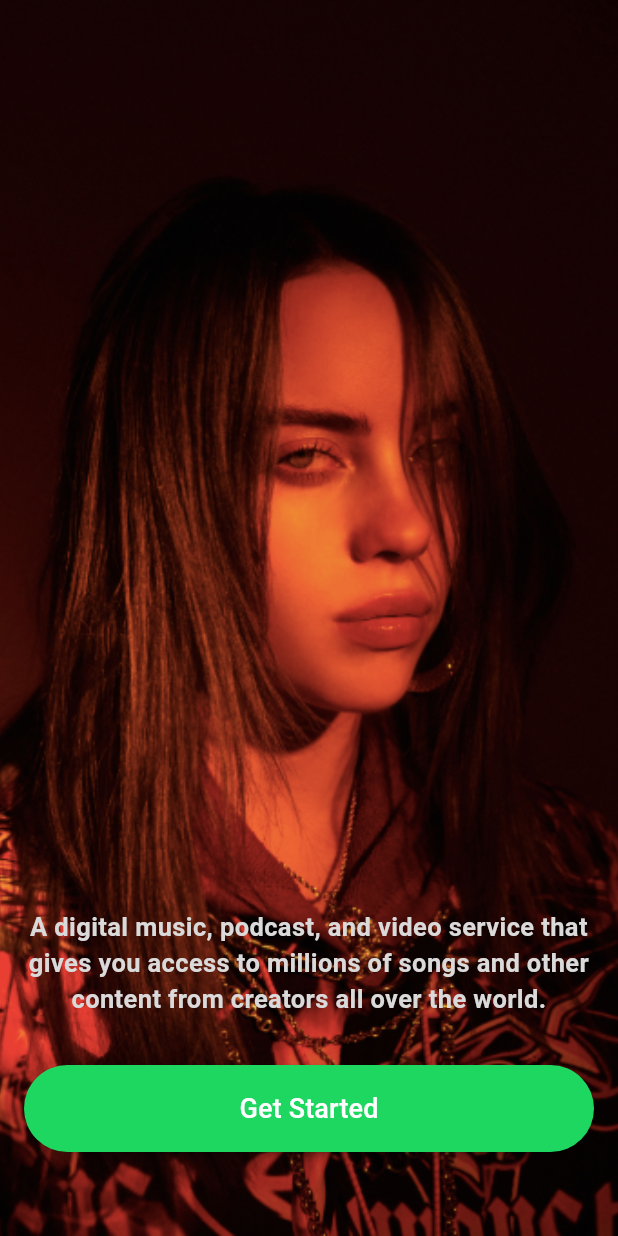
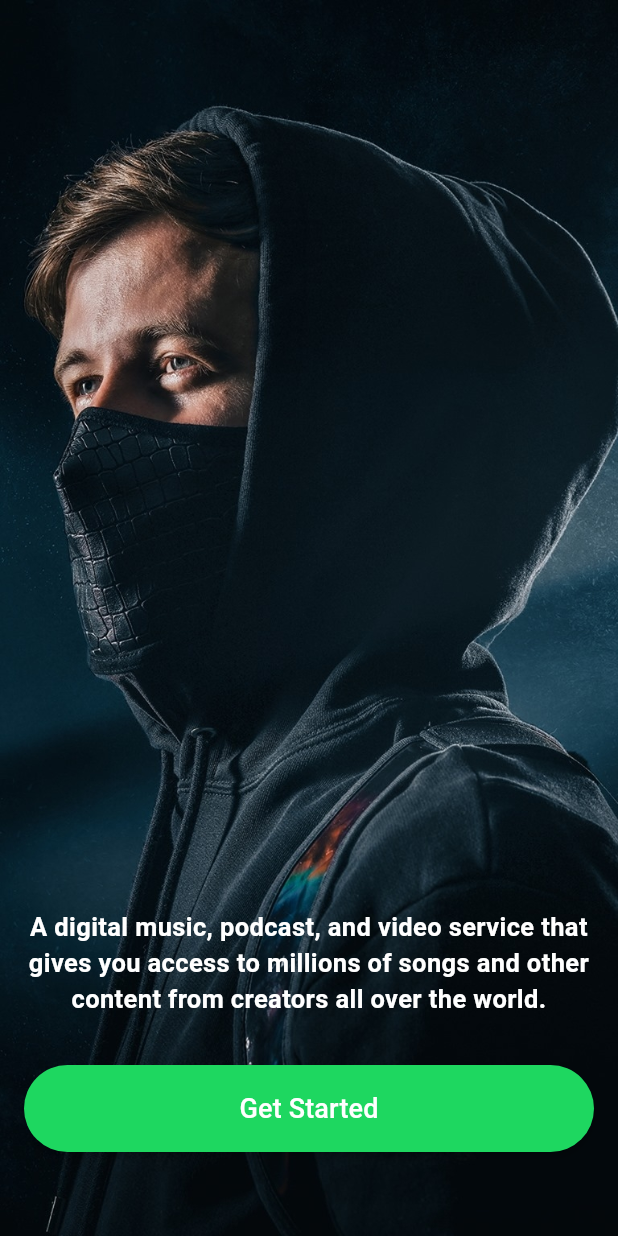
Before and after one commit to Clufy/Flutter-spotify-clone, a Flutter app: the screen it shows after launch, on a phone screen of 412 x 824 dp. Run offline on Flutter 3.47's test engine with Material 3 defaults, Android fonts, the light colour scheme and no system bars.

Commit message:
minor_changes

```diff
--- a/lib/data/data.dart
+++ b/lib/data/data.dart
@@ -108,8 +108,8 @@ final List<Map<String, dynamic>> playList = [
 final List<Map<String, dynamic>> topHit = [
     {
       'image': 'assets/images/music1.png',
-      'title': 'stay',
-      'description': 'The Kid LAROI, Justin Bieber',
+      'title': 'Gone',
+      'description': 'Yutaka Yamada, Evan Call',
       'favorite': true,
     },
     {
--- a/lib/view/get_started/get_started_page.dart
+++ b/lib/view/get_started/get_started_page.dart
@@ -12,7 +12,7 @@ class GetStartedPage extends StatelessWidget {
         padding: const EdgeInsets.symmetric(horizontal: 16, vertical: 24),
         decoration: const BoxDecoration(
           image: DecorationImage(
-            image: AssetImage('assets/images/getStarted.png'),
+            image: AssetImage('assets/images/get_started.png'),
             fit: BoxFit.cover
           ),
         ),
@@ -20,8 +20,8 @@ class GetStartedPage extends StatelessWidget {
           mainAxisAlignment: MainAxisAlignment.end,
           crossAxisAlignment: CrossAxisAlignment.stretch,
           children: [
-            Text('A digital music, podcast, and video service that gives you access to millions of songs and other content from creators all over the world.',
-              style: TextStyle(color: ColorConstants.starterWhite, fontSize: 17, fontWeight: FontWeight.w600, ),
+             const Text('A digital music, podcast, and video service that gives you access to millions of songs and other content from creators all over the world.',
+              style: TextStyle(color: Colors.white, fontSize: 17, decorationColor: Colors.black, fontWeight: FontWeight.w600, ),
               textAlign: TextAlign.center,
             ),
             const SizedBox(height: 32,),
```
Also changed, not shown: assets/images/getStarted.png (deleted), assets/images/get_started.png (added), 21 other files.
